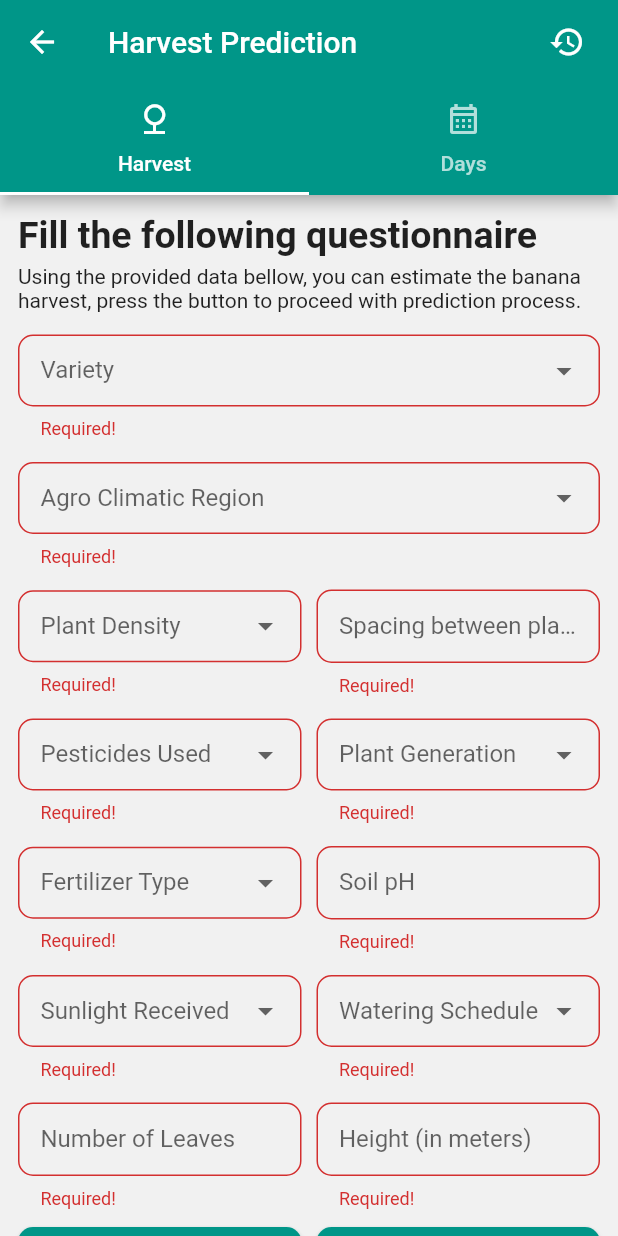
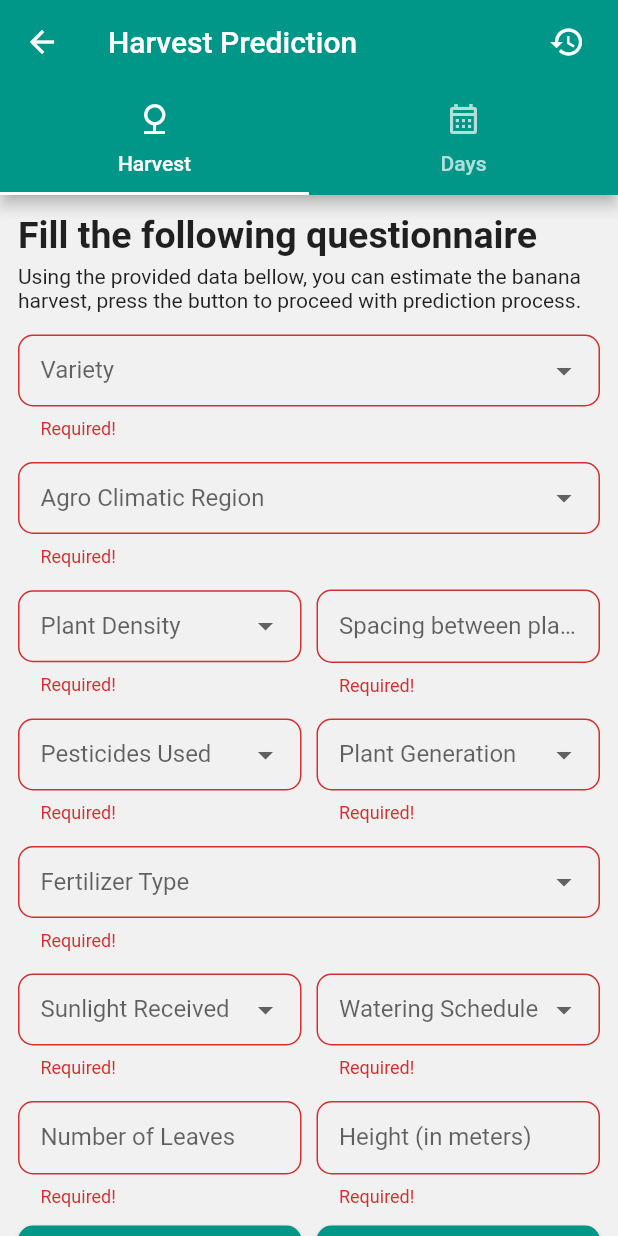
Before and after one commit to wadchathuranga/banana_digital, a Flutter app: the HarvestPredictionMainScreen screen opened by its route, after a tap on "Clear Form", after a tap on "Estimate the Harvest", on a phone screen of 412 x 824 dp. Run offline on Flutter 3.47's test engine with Material 2 defaults, Android fonts, the phone set to English and light mode, and no system bars; our stand-ins replace animated_text_kit, expandable, flutter_markdown, flutter_spinkit, flutter_zoom_drawer, fluttertoast and 8 more; accounts and stored records are empty; generated files the repository leaves out were written again.

Commit message:
ph set as default value

```diff
--- a/lib/screens/C3_harvest_predict/HarvestPredictionMainScreen.dart
+++ b/lib/screens/C3_harvest_predict/HarvestPredictionMainScreen.dart
@@ -37,7 +37,7 @@ class _HarvestPredictionMainScreenState extends State<HarvestPredictionMainScree
 
   TextEditingController heightController = TextEditingController();
   TextEditingController leavesController = TextEditingController();
-  TextEditingController phController = TextEditingController();
+  // TextEditingController phController = TextEditingController();
   TextEditingController spaceController = TextEditingController();
 
   bool isLoading = false;
@@ -103,7 +103,7 @@ class _HarvestPredictionMainScreenState extends State<HarvestPredictionMainScree
       selectedWateringSchedule = null;
       heightController.clear();
       leavesController.clear();
-      phController.clear();
+      // phController.clear();
       spaceController.clear();
     });
   }
@@ -142,7 +142,7 @@ class _HarvestPredictionMainScreenState extends State<HarvestPredictionMainScree
         "watering_schedule": selectedWateringSchedule.toString().toLowerCase(),
         "spacing_between_plants": spaceController.text,
         "number_of_leaves": leavesController.text,
-        "soil_ph": double.parse(phController.text),
+        "soil_ph": double.parse('6.0'),
         "height": double.parse(heightController.text),
       };
 
@@ -563,23 +563,23 @@ class _HarvestPredictionMainScreenState extends State<HarvestPredictionMainScree
                               isExpanded: false,
                             ),
                           ),
-                          const SizedBox(width: 10),
-                          Expanded(
-                            child: TextFormField(
-                              validator: (val) {
-                                if (val!.trim().isEmpty) {
-                                  return 'Required!';
-                                } else if (double.parse(val) < 0.0 || double.parse(val) > 14.0) {
-                                  return 'It should between 1 and 14';
-                                } else {
-                                  return null;
-                                }
-                              },
-                              decoration: buildInputDecoration('Soil pH'),
-                              keyboardType: TextInputType.number,
-                              controller: phController,
-                            ),
-                          ),
+                          // const SizedBox(width: 10),
+                          // Expanded(
+                          //   child: TextFormField(
+                          //     validator: (val) {
+                          //       if (val!.trim().isEmpty) {
+                          //         return 'Required!';
+                          //       } else if (double.parse(val) < 0.0 || double.parse(val) > 14.0) {
+                          //         return 'It should between 1 and 14';
+                          //       } else {
+                          //         return null;
+                          //       }
+                          //     },
+                          //     decoration: buildInputDecoration('Soil pH'),
+                          //     keyboardType: TextInputType.number,
+                          //     controller: phController,
+                          //   ),
+                          // ),
                         ],
                       ),
                       buildSizedBox(),
```
Also changed, not shown: lib/screens/C4_watering_fertilizer_plan/WateringFertilizerPlanMainScreen.dart (+19 -19 lines).
